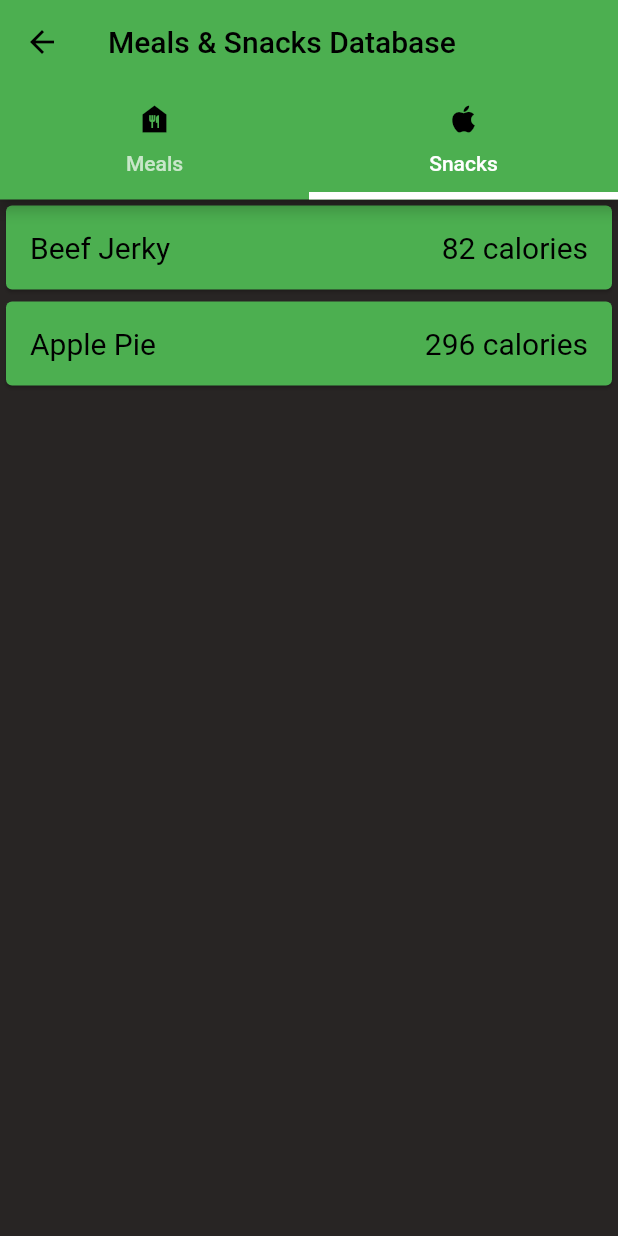
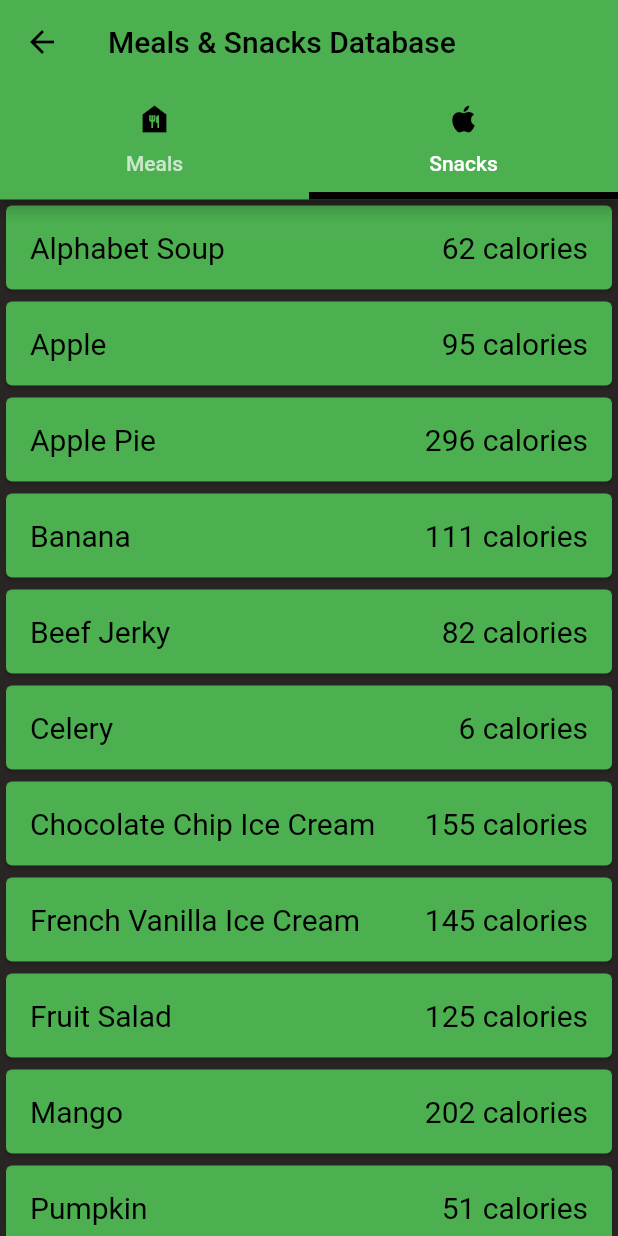
Before and after one commit to robharper00/SE300_DARM, a Flutter app: the MealsDatabaseScreen screen opened directly, tab 2 chosen, on a phone screen of 412 x 824 dp. Run offline on Flutter 3.47's test engine with Material 2 defaults, Android fonts, the phone set to English and light mode, and no system bars; our stand-ins replace flutter_local_notifications, pedometer, timezone; missing offline and left inert: heart_bpm.

Commit message:
Added more meals and snacks

```diff
--- a/lib/meals_database_screen.dart
+++ b/lib/meals_database_screen.dart
@@ -16,6 +16,32 @@ List<String> meals = [
   'Burrito',
   'Butter Chicken',
   'California Roll',
+  'Chicken Caesar Salad',
+  'Chicken Fried Steak',
+  'Chicken Marsala',
+  'Chicken Parmesan',
+  'Chicken Pot Pie',
+  'Chicken Tikka Masala',
+  'Chili con Carne',
+  'Chimichanga',
+  'Cobb Salad',
+  'Collard Greens',
+  'Corn Dog',
+  'Corned Beef Hash',
+  'Cottage Pie',
+  'Dal',
+  'Deviled Eggs',
+  'Dim Sum',
+  'Dosa',
+  'Enchiladas',
+  'Fajita',
+  'Macaroni & Cheese',
+  'Orange Chicken',
+  'Peanut Butter Sandwich',
+  'Potato Salad',
+  'Shepherds Pie',
+  'Sloppy Joes',
+  'Taco',
 ];
 
 List<String> mealCalories = [
@@ -33,16 +59,64 @@ List<String> mealCalories = [
   '326 calories',
   '490 calories',
   '33 calories',
+  '392 calories',
+  '423 calories',
+  '2209 calories',
+  '250 calories',
+  '673 calories',
+  '195 calories',
+  '266 calories',
+  '418 calories',
+  '632 calories',
+  '13 calories',
+  '438 calories',
+  '349 calories',
+  '523 calories',
+  '304 calories',
+  '62 calories',
+  '37 calories',
+  '287 calories',
+  '323 calories',
+  '290 calories',
+  '699 calories',
+  '420 calories',
+  '200 calories',
+  '136 calories',
+  '159 calories',
+  '397 calories',
+  '213 calories',
 ];
 
 List<String> snacks = [
+  'Alphabet Soup',
+  'Apple',
+  'Apple Pie',
+  'Banana',
   'Beef Jerky',
-  'Apple Pie',
+  'Celery',
+  'Chocolate Chip Ice Cream',
+  'French Vanilla Ice Cream',
+  'Fruit Salad',
+  'Mango',
+  'Pumpkin',
+  'Sundae',
+  'Watermelon',
 ];
 
 List<String> snackCalories = [
+  '62 calories',
+  '95 calories',
+  '296 calories',
+  '111 calories',
   '82 calories',
-  '296 calories',
+  '6 calories',
+  '155 calories',
+  '145 calories',
+  '125 calories',
+  '202 calories',
+  '51 calories',
+  '155 calories',
+  '86 calories',
 ];
 
 class MealsDatabaseScreen extends StatefulWidget {
@@ -72,7 +146,7 @@ class _MealsDatabaseScreenState extends State<MealsDatabaseScreen> {
             },
           ),
           bottom: TabBar(
-            indicatorColor: Colors.white,
+            indicatorColor: Colors.black,
             indicatorWeight: 5,
             tabs: [
               Tab(
```
